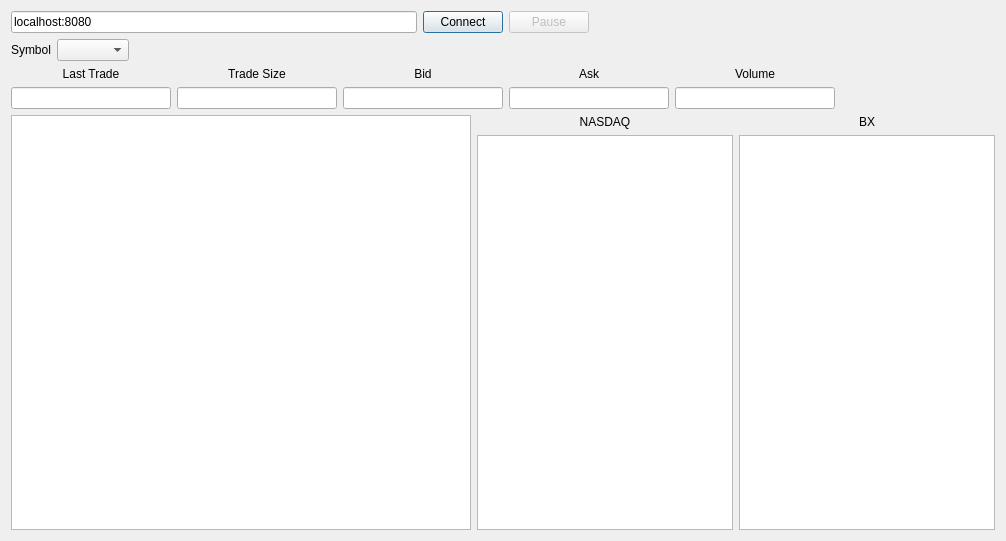
First picture: the form in sources/Frontend/MainWindow.ui, repository alimogh/trdk, before the edit.
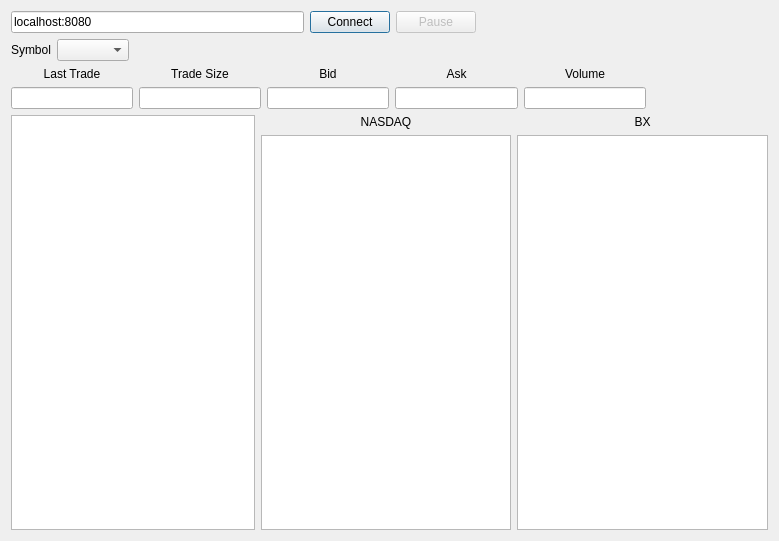
Second picture: the form after the edit.

Commit message: Resizing widgets and form.

Diff of the .ui file:
```diff
--- a/sources/Frontend/MainWindow.ui
+++ b/sources/Frontend/MainWindow.ui
@@ -7,7 +7,7 @@
    <rect>
     <x>0</x>
     <y>0</y>
-    <width>1006</width>
+    <width>779</width>
     <height>541</height>
    </rect>
   </property>
@@ -231,6 +231,12 @@
      <layout class="QHBoxLayout" name="marketDataLayout">
       <item>
        <widget class="QTableView" name="currentBidAsk">
+        <property name="sizePolicy">
+         <sizepolicy hsizetype="Preferred" vsizetype="Expanding">
+          <horstretch>0</horstretch>
+          <verstretch>0</verstretch>
+         </sizepolicy>
+        </property>
         <property name="autoScroll">
          <bool>false</bool>
         </property>
```
